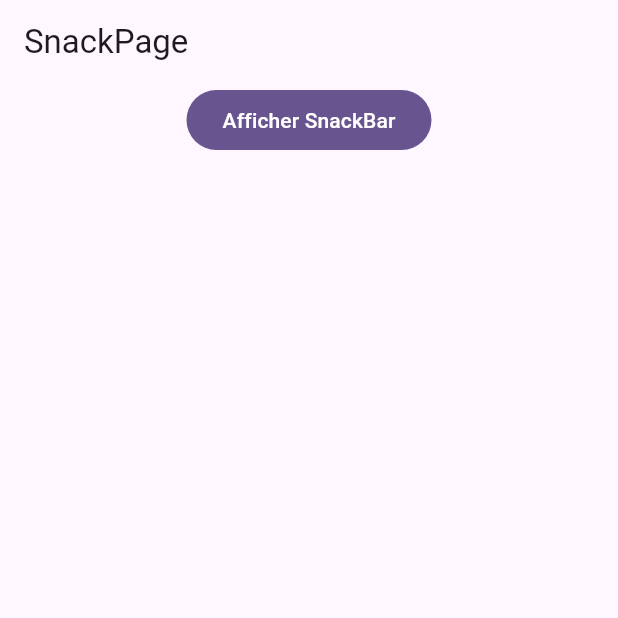
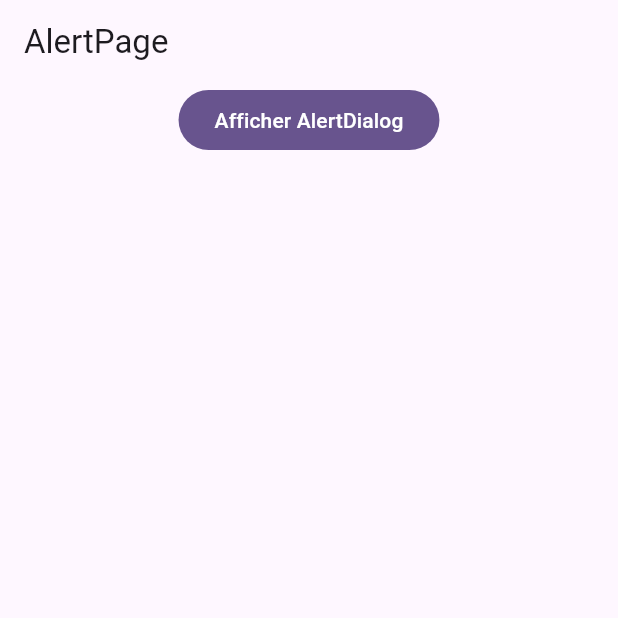
Before and after one commit to fabienlierville/flutter_di22-1_navigation, a Flutter app: the screen it shows after launch, on a phone screen of 412 x 824 dp, the top half of it. Run offline on Flutter 3.47's test engine with Material 3 defaults, Android fonts, the phone set to English and light mode, and no system bars.

Commit message:
AlertDialog

```diff
--- a/lib/main.dart
+++ b/lib/main.dart
@@ -1,4 +1,5 @@
 import 'package:flutter/material.dart';
+import 'package:navigation/pages/alert_page.dart';
 import 'package:navigation/pages/snack_page.dart';
 
 void main() {
@@ -17,7 +18,7 @@ class MyApp extends StatelessWidget {
         colorScheme: ColorScheme.fromSeed(seedColor: Colors.deepPurple),
         useMaterial3: true,
       ),
-      home: SnackPage(),
+      home: AlertPage(),
     );
   }
 }
--- /dev/null
+++ b/lib/pages/alert_page.dart
@@ -0,0 +1,52 @@
+import 'package:flutter/material.dart';
+
+class AlertPage extends StatefulWidget {
+  const AlertPage({super.key});
+
+  @override
+  State<AlertPage> createState() => _AlertPageState();
+}
+
+class _AlertPageState extends State<AlertPage> {
+  @override
+  Widget build(BuildContext context) {
+    return Scaffold(
+      appBar: AppBar(
+        title: Text("AlertPage"),
+      ),
+      body: Center(
+        child: Column(
+          children: [
+            FilledButton(
+                onPressed: (){
+                  alerte();
+                },
+                child: Text("Afficher AlertDialog")
+            )
+          ],
+        ),
+      ),
+    );
+  }
+
+  Future<void> alerte() async{
+    showDialog(
+        context: context,
+        builder: (BuildContext contextDialog){
+          return AlertDialog(
+            title: Text("Erreur !!"),
+            content: Text("Nous avons détecté un soucis"),
+            actions: [
+              TextButton(
+                  onPressed: null,
+                  child: Text("Annuler", style: TextStyle(color: Colors.red),)),
+              TextButton(
+                  onPressed: null,
+                  child: Text("Ok", style: TextStyle(color: Colors.blue),)),
+            ],
+          );
+        }
+    );
+  }
+
+}
--- a/lib/pages/snack_page.dart
+++ b/lib/pages/snack_page.dart
@@ -38,6 +38,7 @@ class _SnackPageState extends State<SnackPage> {
       action: SnackBarAction(
         label: "Annuler",
         textColor: Colors.white,
+
         onPressed: (){
           print("Annuler suppression");
           //Todo faire la récupération du mail
```
